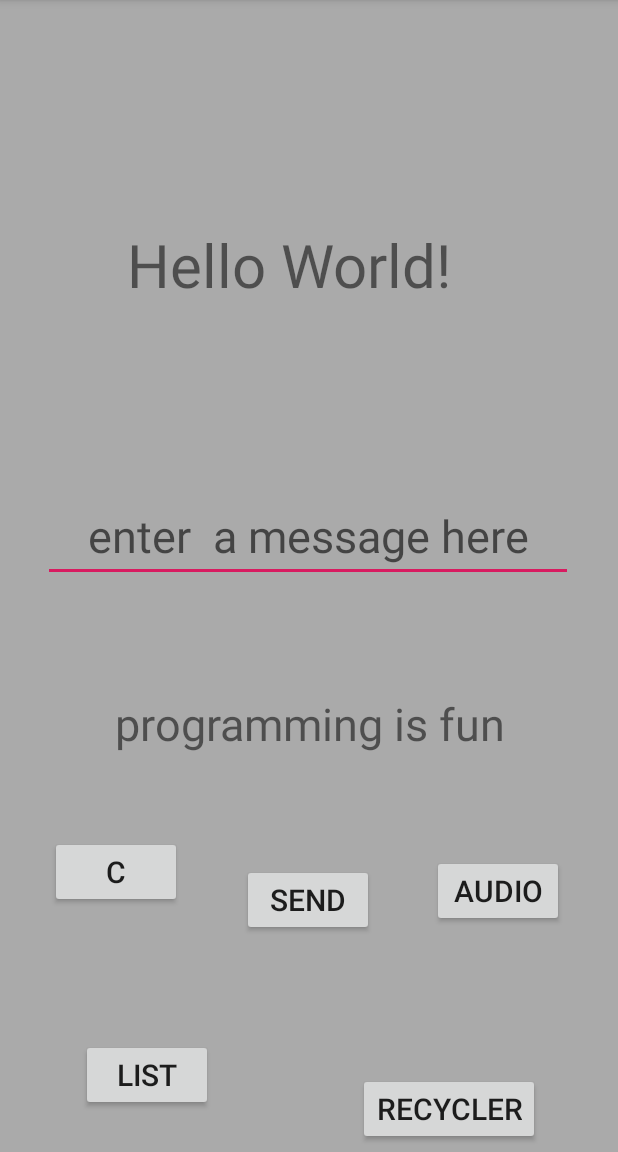
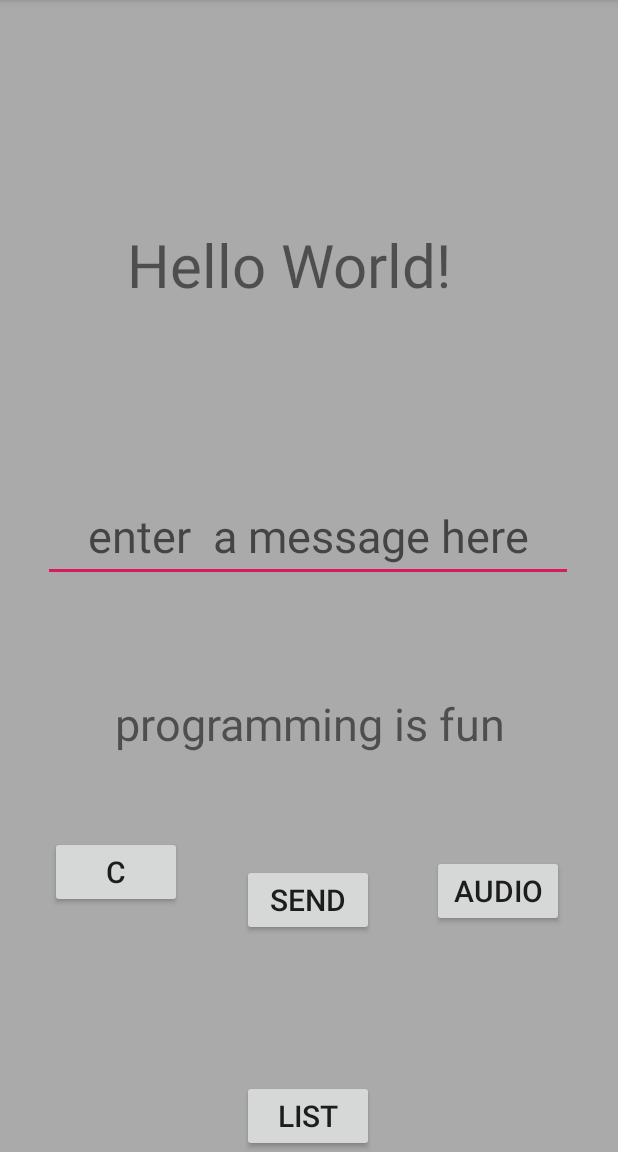
Before and after one commit to marianalumaga/Maria_app, an Android app: the MainActivity screen opened directly, with no data from a screen before it, on a phone screen of 412 x 824 dp, the part 84-1236 px from its top. Run offline under Robolectric (Android 15) with nearby library versions, the phone set to English and light mode, and no system bars; 1 statement that could not run was skipped.

Commit message:
andriod is fun

```diff
--- a/app/src/main/java/com/example/maria_app/MainActivity.java
+++ b/app/src/main/java/com/example/maria_app/MainActivity.java
@@ -52,14 +52,7 @@ public class MainActivity extends AppCompatActivity {
 //           }
 //       });
 
-        Button re=(Button)findViewById(R.id.button4);
-        re.setOnClickListener(new View.OnClickListener() {
-            @Override
-            public void onClick(View v) {
-                Intent intent = new Intent(MainActivity.this,Recycler.class);
-                startActivity(intent);
-            }
-        });
+
     }
 public void sendMessage(View view) {
 
@@ -85,6 +78,9 @@ public void sendMessage(View view) {
             case R.id.menu_refresh:
                 startActivity(new Intent(this, Main3Activity.class));
                 return true;
+            case R.id.rec:
+                startActivity(new Intent(this,Recycler.class));
+                return true;
             default:
                 return true;
         }
--- a/app/src/main/res/layout/activity_main.xml
+++ b/app/src/main/res/layout/activity_main.xml
@@ -95,25 +95,12 @@
         android:text="list"
         android:textSize="20dp"
         app:layout_constraintBottom_toBottomOf="parent"
-        app:layout_constraintEnd_toStartOf="@+id/button4"
-        app:layout_constraintHorizontal_bias="0.36"
+
+        app:layout_constraintEnd_toEndOf="parent"
+        app:layout_constraintHorizontal_bias="0.498"
         app:layout_constraintStart_toStartOf="parent"
         app:layout_constraintTop_toBottomOf="@+id/button2"
-        app:layout_constraintVertical_bias="0.761" />
-
-    <Button
-        android:id="@+id/button4"
-        android:layout_width="wrap_content"
-        android:layout_height="wrap_content"
-        android:layout_marginTop="24dp"
-        android:layout_marginEnd="52dp"
-        android:layout_marginRight="52dp"
-        android:text="Recycler"
-        android:textSize="20dp"
-        app:layout_constraintBottom_toBottomOf="parent"
-        app:layout_constraintEnd_toEndOf="parent"
-        app:layout_constraintTop_toBottomOf="@+id/mu"
-        app:layout_constraintVertical_bias="0.941" />
+        app:layout_constraintVertical_bias="1.0" />
 
 
 </androidx.constraintlayout.widget.ConstraintLayout>
```
